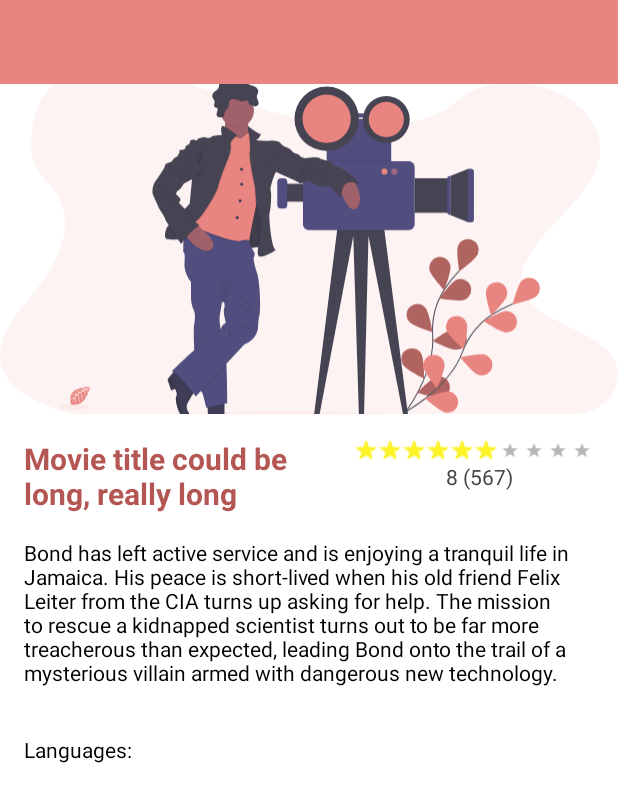
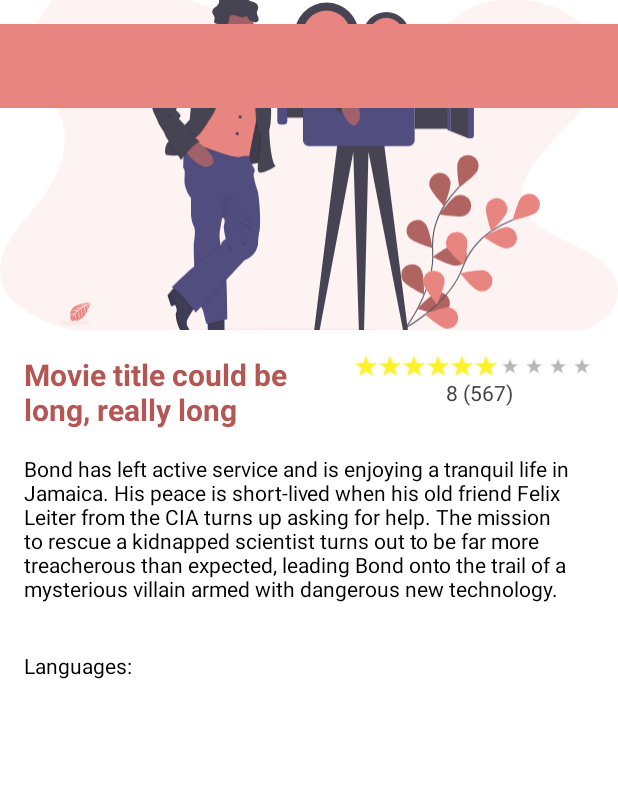
Before and after one commit to elianaferreira/moviesList, an Android app: the layout activity_tvshow_detail.xml on its own in the app's theme, with its tools: preview values and no code run, on a phone screen of 412 x 824 dp. Shown: the top 802 px of the screen. Run offline under Robolectric (Android 15) with nearby library versions, the phone set to English and light mode, and no system bars.

Commit message:
improve showing detail info from movie and show: transparent toolbar and fullScreen view

```diff
--- a/app/src/main/res/layout/activity_tvshow_detail.xml
+++ b/app/src/main/res/layout/activity_tvshow_detail.xml
@@ -1,21 +1,16 @@
 <?xml version="1.0" encoding="utf-8"?>
 <RelativeLayout
     xmlns:android="http://schemas.android.com/apk/res/android"
-    xmlns:app="http://schemas.android.com/apk/res-auto"
     xmlns:tools="http://schemas.android.com/tools"
     android:layout_width="match_parent"
     android:layout_height="match_parent"
     android:background="@color/white"
     tools:context=".activities.TVShowDetailActivity">
 
-    <include
-        android:id="@+id/toolbar"
-        layout="@layout/toolbar" />
-
     <ScrollView
         android:layout_width="match_parent"
         android:layout_height="match_parent"
-        android:layout_below="@id/toolbar">
+        android:layout_alignParentTop="true">
 
         <LinearLayout
             android:id="@+id/wrapper_movie"
@@ -43,6 +38,13 @@
     </ScrollView>
 
     <include
+        android:id="@+id/toolbar"
+        layout="@layout/toolbar"
+        android:layout_width="match_parent"
+        android:layout_height="wrap_content"
+        android:layout_marginTop="@dimen/general_margin"/>
+
+    <include
         android:id="@+id/progress_bar"
         layout="@layout/progress_bar"
         android:visibility="gone"/>
```
Also changed, not shown: app/src/main/java/com/github/elianaferreira/movieslist/activities/MovieDetailActivity.kt (+11 -1 lines), app/src/main/java/com/github/elianaferreira/movieslist/activities/TVShowDetailActivity.kt (+11 -1 lines), app/src/main/res/layout/activity_movie_detail.xml (+8 -5 lines).
